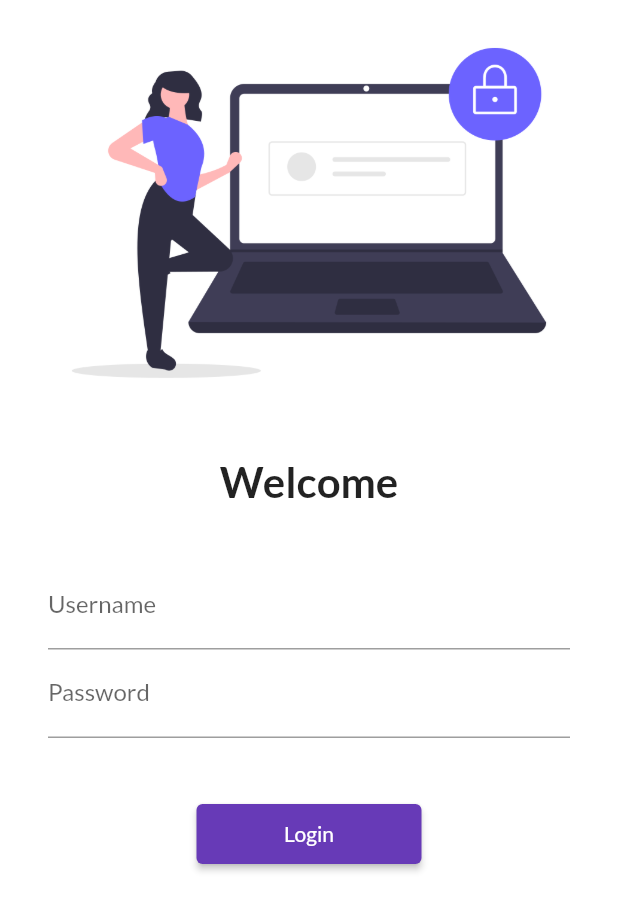
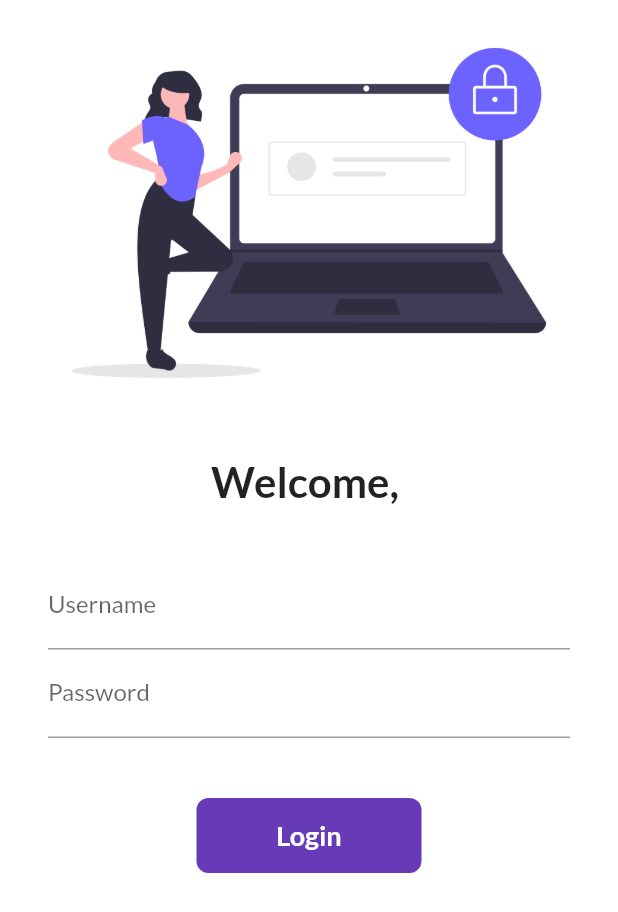
Before and after one commit to CodeByAR/flutter_catalog, a Flutter app: the screen it shows after launch, on a phone screen of 412 x 824 dp. Shown: the top 912 px of the screen. Run offline on Flutter 3.47's test engine with Material 2 defaults, Android fonts, the phone set to English and light mode, and no system bars; our stand-ins replace google_fonts.

```diff
--- a/lib/pages/login_page.dart
+++ b/lib/pages/login_page.dart
@@ -1,8 +1,16 @@
 import 'package:flutter/material.dart';
 import 'package:flutter_catalog/utils/routes.dart';
 
-class LoginPage extends StatelessWidget {
+class LoginPage extends StatefulWidget {
   const LoginPage({Key? key}) : super(key: key);
+
+  @override
+  _LoginPageState createState() => _LoginPageState();
+}
+
+class _LoginPageState extends State<LoginPage> {
+  String name = "";
+  bool changeButton = false;
 
   @override
   Widget build(BuildContext context) {
@@ -20,7 +28,7 @@ class LoginPage extends StatelessWidget {
               height: 20.0,
             ),
             Text(
-              "Welcome",
+              "Welcome, $name",
               style: TextStyle(
                 fontSize: 28,
                 fontWeight: FontWeight.bold,
@@ -34,6 +42,10 @@ class LoginPage extends StatelessWidget {
                   const EdgeInsets.symmetric(vertical: 16.0, horizontal: 32.0),
               child: Column(children: [
                 TextFormField(
+                  onChanged: (value) {
+                    name = value;
+                    setState(() {});
+                  },
                   decoration: InputDecoration(
                       labelText: "Username", hintText: "Enter Username"),
                 ),
@@ -45,16 +57,47 @@ class LoginPage extends StatelessWidget {
                 SizedBox(
                   height: 40.0,
                 ),
-                ElevatedButton(
-                  onPressed: () {
-                    print("Hi there!!");
+                InkWell(
+                  onTap: () async {
+                    setState(() {
+                      changeButton = true;
+                    });
+                    await Future.delayed(Duration(seconds: 1));
                     Navigator.pushNamed(context, MyRoutes.homeRoute);
                   },
-                  child: Text("Login"),
-                  style: TextButton.styleFrom(
-                    minimumSize: Size(150, 40)
-                  )
+                  child: AnimatedContainer(
+                    duration: Duration(seconds: 1),
+                    width: changeButton ? 50 : 150,
+                    height: 50,
+                    alignment: Alignment.center,
+                    decoration: BoxDecoration(
+                      color: Colors.deepPurple,
+                      borderRadius:
+                          BorderRadius.circular(changeButton ? 50 : 8),
+                    ),
+                    child: changeButton
+                        ? Icon(
+                            Icons.done,
+                            color: Colors.white,
+                          )
+                        : Text(
+                            "Login",
+                            style: TextStyle(
+                              color: Colors.white,
+                              fontWeight: FontWeight.bold,
+                              fontSize: 18,
+                            ),
+                          ),
+                  ),
                 )
+                // ElevatedButton(
+                //   onPressed: () {
+                //     print("Hi there!!");
+                //     Navigator.pushNamed(context, MyRoutes.homeRoute);
+                //   },
+                //   child: Text("Login"),
+                //   style: TextButton.styleFrom(minimumSize: Size(150, 40)),
+                // )
               ]),
             )
           ],
```
